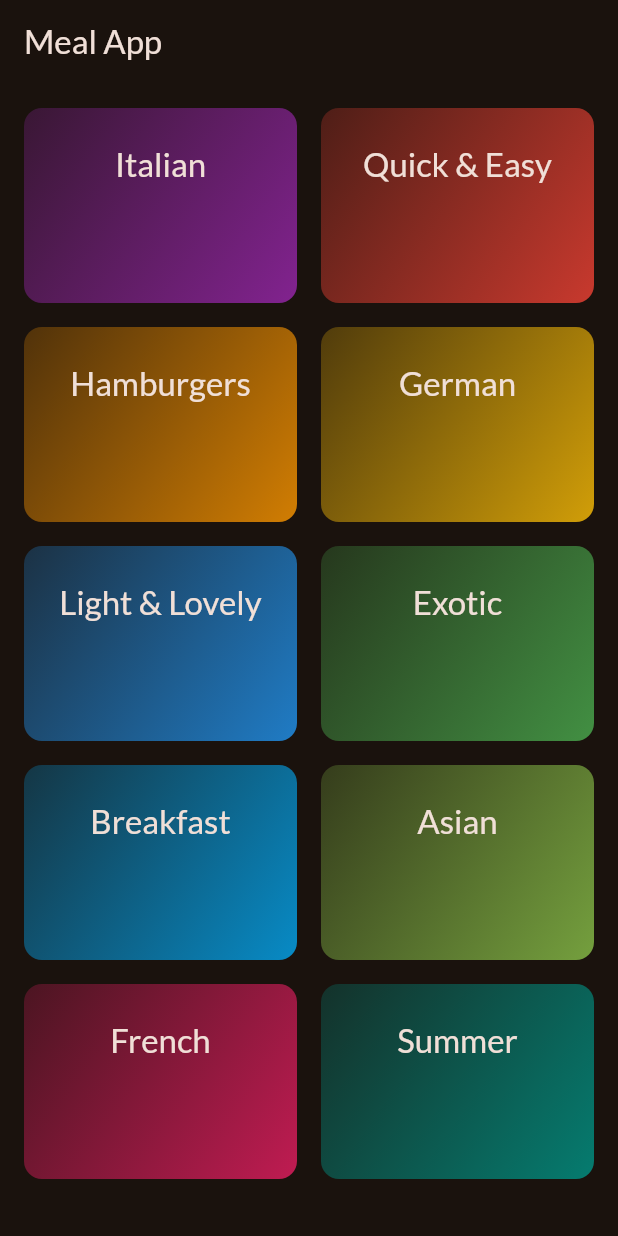
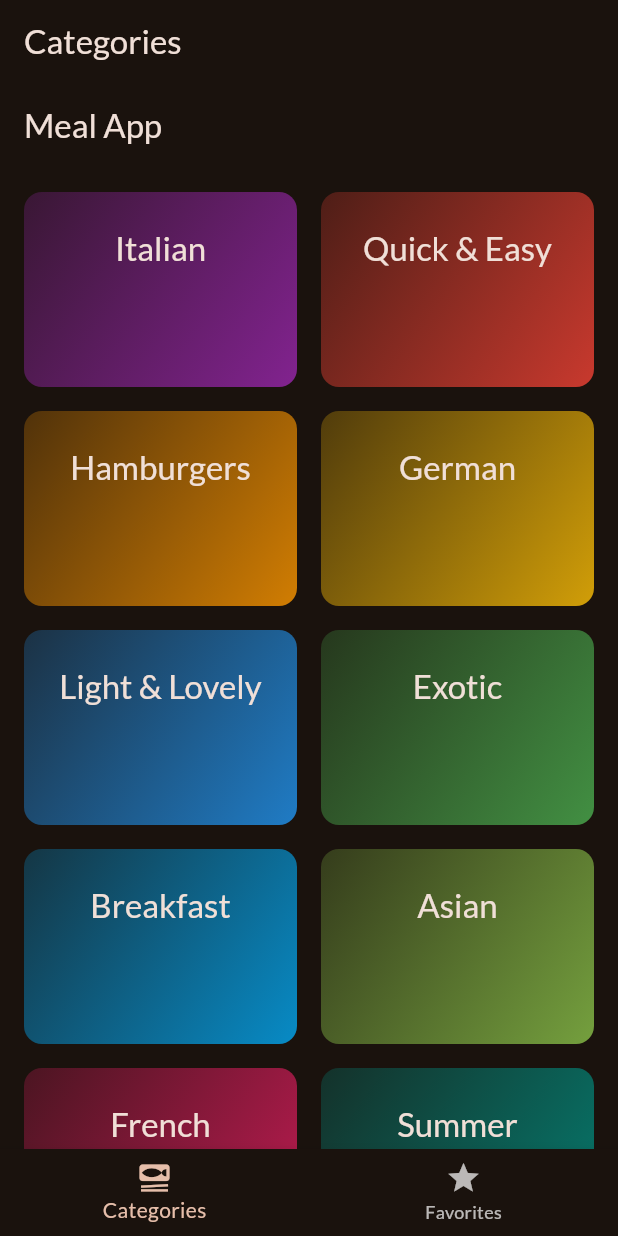
Before and after one commit to jayceebuarao/meals-app, a Flutter app: the screen it shows after launch, on a phone screen of 412 x 824 dp. Run offline on Flutter 3.47's test engine with Material 2 defaults, Android fonts, the phone set to English and light mode, and no system bars; our stand-ins replace google_fonts, transparent_image.

Commit message:
feat: add bottom navigation tab

```diff
--- a/lib/main.dart
+++ b/lib/main.dart
@@ -1,7 +1,7 @@
 import 'package:flutter/material.dart';
 
 import 'package:google_fonts/google_fonts.dart';
-import 'package:meals_app/screens/categories_screen.dart';
+import 'package:meals_app/screens/tabs.dart';
 
 final theme = ThemeData(
   useMaterial3: true,
@@ -23,7 +23,7 @@ class App extends StatelessWidget {
   Widget build(BuildContext context) {
     return MaterialApp(
       theme: theme,
-      home: const CategoriesScreen(),
+      home: const TabsScreen(),
     );
   }
 }
--- /dev/null
+++ b/lib/screens/tabs.dart
@@ -0,0 +1,47 @@
+import 'package:flutter/material.dart';
+import 'package:meals_app/screens/categories_screen.dart';
+import 'package:meals_app/screens/meals_screen.dart';
+
+class TabsScreen extends StatefulWidget {
+  const TabsScreen({super.key});
+
+  @override
+  State<TabsScreen> createState() => _TabsScreenState();
+}
+
+class _TabsScreenState extends State<TabsScreen> {
+  int _selectedPageIndex = 0;
+
+  void _selectPage(int index) {
+    setState(() {
+      _selectedPageIndex = index;
+    });
+  }
+
+  @override
+  Widget build(BuildContext context) {
+    Widget activePage = const CategoriesScreen();
+    var activePageTitle = 'Categories';
+
+    if (_selectedPageIndex == 1) {
+      activePage = const MealsScreen(title: 'Favorites', meals: []);
+      activePageTitle = 'Your Favorites';
+    }
+
+    return Scaffold(
+      appBar: AppBar(title: Text(activePageTitle)),
+      body: activePage,
+      bottomNavigationBar: BottomNavigationBar(
+        onTap: _selectPage,
+        currentIndex: _selectedPageIndex,
+        items: const [
+          BottomNavigationBarItem(
+            icon: Icon(Icons.set_meal),
+            label: 'Categories',
+          ),
+          BottomNavigationBarItem(icon: Icon(Icons.star), label: 'Favorites'),
+        ],
+      ),
+    );
+  }
+}
```
